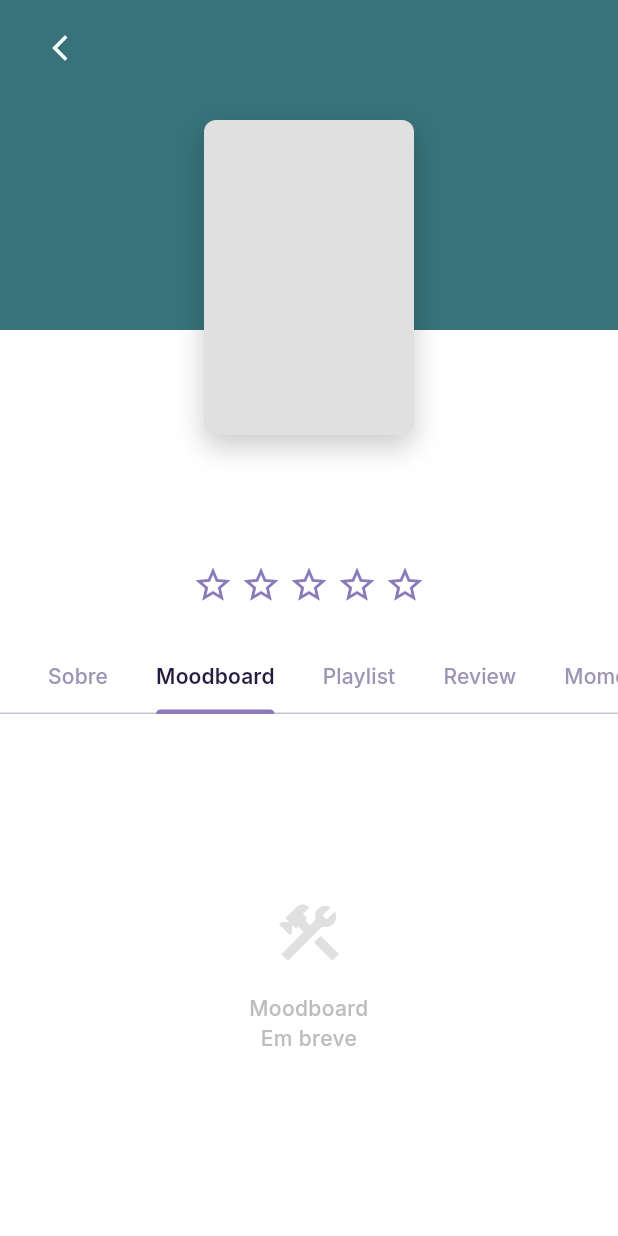
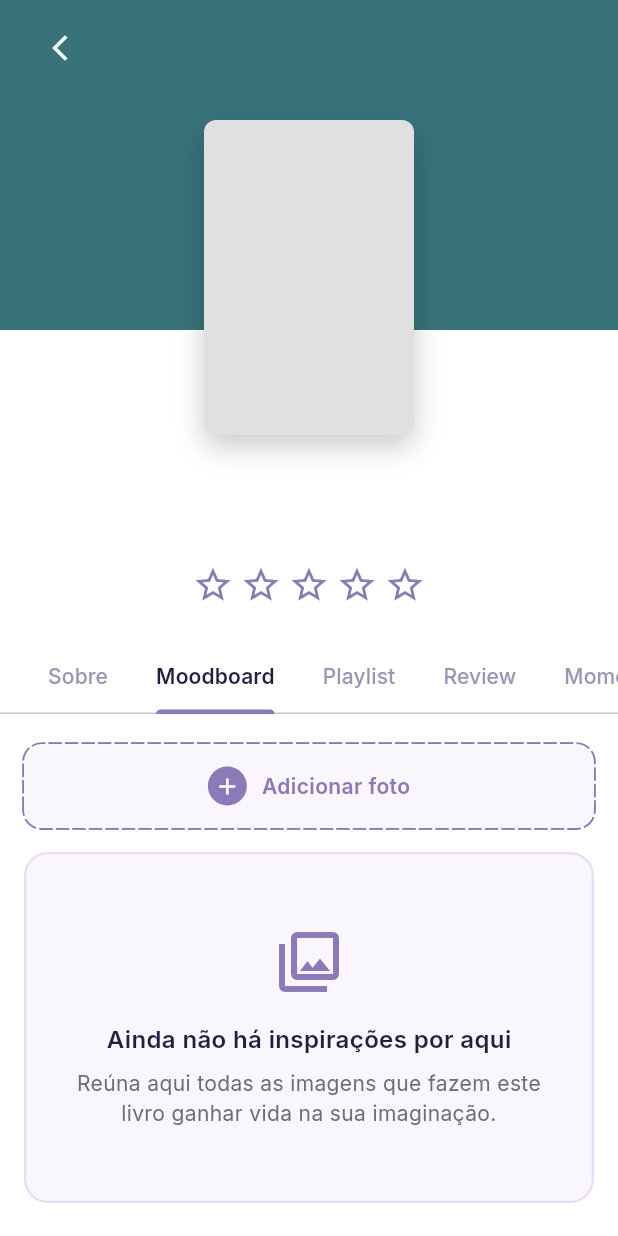
Before and after one commit to Nicoleboliveira/book_feed, a Flutter app: the DiarioLeituraScreen screen opened directly with empty values, tab 2 chosen, on a phone screen of 412 x 824 dp. Run offline on Flutter 3.47's test engine with Material 3 defaults, Android fonts, the phone set to English and light mode, and no system bars; our stand-ins replace google_fonts, image_picker, palette_generator, supabase_flutter; accounts and stored records are empty; network calls fail.

Commit message:
feat: cria e estiliza a página de moodboard

```diff
--- a/lib/features/screens/diario_leitura_screen.dart
+++ b/lib/features/screens/diario_leitura_screen.dart
@@ -1,5 +1,6 @@
 import 'dart:convert';
 
+import 'package:book_feed/features/widgets/biblioteca/diario/aba_moodboard.dart';
 import 'package:book_feed/features/widgets/biblioteca/diario/aba_sobre.dart';
 import 'package:flutter/material.dart';
 import 'package:google_fonts/google_fonts.dart';
@@ -165,8 +166,8 @@ class _DiarioLeituraScreenState extends State<DiarioLeituraScreen> {
                 mediaGoogle: _mediaGoogle,
                 totalAvaliacoesGoogle: _totalAvaliacoesGoogle,
               ),
+              AbaMoodboard(livro: widget.livro),
 
-              _construirAbaEmBreve('Moodboard'),
               _construirAbaEmBreve('Playlist'),
               _construirAbaEmBreve('Review'),
               _construirAbaEmBreve('Momentos'),
--- /dev/null
+++ b/lib/features/widgets/biblioteca/diario/aba_moodboard.dart
@@ -0,0 +1,396 @@
+import 'dart:ui';
+
+import 'package:flutter/material.dart';
+import 'package:google_fonts/google_fonts.dart';
+import 'package:image_picker/image_picker.dart';
+
+import 'dart:io';
+
+class AbaMoodboard extends StatefulWidget {
+  final Map<String, dynamic> livro;
+
+  const AbaMoodboard({super.key, required this.livro});
+
+  @override
+  State<AbaMoodboard> createState() => _AbaMoodboardState();
+}
+
+class _AbaMoodboardState extends State<AbaMoodboard> {
+  // Lista de imagens
+  final List<String> _imagens = [];
+
+  final ImagePicker _picker = ImagePicker();
+
+  // Função para abrir a Galeria do celular
+  Future<void> _adicionarDaGaleria() async {
+    final XFile? imagemEscolhida = await _picker.pickImage(
+      source: ImageSource.gallery,
+    );
+
+    if (imagemEscolhida != null) {
+      setState(() {
+        _imagens.insert(0, imagemEscolhida.path);
+      });
+    }
+  }
+
+  // 👉 MODAL NO MESMO ESTILO DA PESQUISA (Com barra em cima, input de URL e botão de galeria)
+  void _mostrarOpcoesDeEscolha() {
+    final TextEditingController urlController = TextEditingController();
+
+    showModalBottomSheet(
+      context: context,
+      isScrollControlled: true, // Permite ajustar ao teclado se necessário
+      backgroundColor: Colors.white,
+      shape: const RoundedRectangleBorder(
+        borderRadius: BorderRadius.vertical(top: Radius.circular(24)),
+      ),
+      builder: (context) => Padding(
+        padding: EdgeInsets.only(
+          bottom: MediaQuery.of(context).viewInsets.bottom,
+          left: 24,
+          right: 24,
+          top: 12,
+        ),
+        child: Column(
+          mainAxisSize: MainAxisSize.min,
+          children: [
+            // 👉 Barrinha puxador cinza em cima
+            Container(
+              width: 40,
+              height: 4,
+              decoration: BoxDecoration(
+                color: Colors.grey.shade300,
+                borderRadius: BorderRadius.circular(2),
+              ),
+            ),
+            const SizedBox(height: 20),
+
+            // Título
+            Text(
+              'Adicionar imagem ao Moodboard',
+              style: GoogleFonts.inter(
+                fontSize: 16,
+                fontWeight: FontWeight.w600,
+                color: const Color(0xFF261C40),
+              ),
+            ),
+            const SizedBox(height: 20),
+
+            // 👉 Campo de texto para inserir a URL da imagem (estilo barra de pesquisa)
+            Container(
+              decoration: BoxDecoration(
+                color: const Color(0xFFF9F6FE),
+                borderRadius: BorderRadius.circular(30),
+                border: Border.all(color: const Color(0xFFEADBFA), width: 1),
+              ),
+              child: Row(
+                children: [
+                  const Padding(
+                    padding: EdgeInsets.only(left: 16),
+                    child: Icon(Icons.link, color: Color(0xFF8C79B7), size: 20),
+                  ),
+                  Expanded(
+                    child: TextField(
+                      controller: urlController,
+                      style: GoogleFonts.inter(
+                        fontSize: 14,
+                        color: const Color(0xFF261C40),
+                      ),
+                      decoration: InputDecoration(
+                        hintText: 'Cole o link da imagem aqui...',
+                        hintStyle: GoogleFonts.inter(
+                          fontSize: 14,
+                          color: const Color(0xFF9E95B5),
+                        ),
+                        border: InputBorder.none,
+                        contentPadding: const EdgeInsets.symmetric(
+                          horizontal: 12,
+                          vertical: 14,
+                        ),
+                      ),
+                    ),
+                  ),
+                  // Botão de confirmar link dentro da barra
+                  IconButton(
+                    icon: const Icon(
+                      Icons.arrow_forward_rounded,
+                      color: Color(0xFF8C79B7),
+                    ),
+                    onPressed: () {
+                      if (urlController.text.isNotEmpty) {
+                        setState(() {
+                          _imagens.insert(0, urlController.text);
+                        });
+                        Navigator.pop(context);
+                      }
+                    },
+                  ),
+                ],
+              ),
+            ),
+
+            const SizedBox(height: 16),
+
+            // 👉 Opção para abrir a galeria do celular
+            InkWell(
+              onTap: () {
+                Navigator.pop(context);
+                _adicionarDaGaleria();
+              },
+              borderRadius: BorderRadius.circular(12),
+              child: Container(
+                padding: const EdgeInsets.symmetric(
+                  vertical: 14,
+                  horizontal: 16,
+                ),
+                decoration: BoxDecoration(
+                  color: const Color(0xFFF9F6FE),
+                  borderRadius: BorderRadius.circular(12),
+                  border: Border.all(color: const Color(0xFFEADBFA), width: 1),
+                ),
+                child: Row(
+                  mainAxisAlignment: MainAxisAlignment.center,
+                  children: [
+                    const Icon(
+                      Icons.photo_library_outlined,
+                      color: Color(0xFF8C79B7),
+                      size: 22,
+                    ),
+                    const SizedBox(width: 10),
+                    Text(
+                      'Escolher foto da galeria',
+                      style: GoogleFonts.inter(
+                        fontSize: 14,
+                        fontWeight: FontWeight.w600,
+                        color: const Color(0xFF5A458D),
+                      ),
+                    ),
+                  ],
+                ),
+              ),
+            ),
+            const SizedBox(height: 32),
+          ],
+        ),
+      ),
+    );
+  }
+
+  @override
+  Widget build(BuildContext context) {
+    return Scaffold(
+      backgroundColor: Colors.white,
+      body: ListView(
+        padding: const EdgeInsets.only(
+          top: 20,
+          left: 16,
+          right: 16,
+          bottom: 24,
+        ),
+        children: [
+          // 👉 BOTÃO COM BORDA PONTILHADA
+          GestureDetector(
+            onTap: _mostrarOpcoesDeEscolha,
+            child: CustomPaint(
+              painter: _DottedBorderPainter(
+                color: const Color(0xFF8C79B7),
+                strokeWidth: 2.5,
+                radius: 12,
+                dashWidth: 9,
+                dashSpace: 2,
+              ),
+              child: Container(
+                height: 56,
+                decoration: BoxDecoration(
+                  color: const Color(0xFFF9F6FE),
+                  borderRadius: BorderRadius.circular(12),
+                ),
+                child: Row(
+                  mainAxisAlignment: MainAxisAlignment.center,
+                  children: [
+                    Container(
+                      padding: const EdgeInsets.all(4),
+                      decoration: const BoxDecoration(
+                        color: Color(0xFF8C79B7),
+                        shape: BoxShape.circle,
+                      ),
+                      child: const Icon(
+                        Icons.add,
+                        color: Colors.white,
+                        size: 18,
+                      ),
+                    ),
+                    const SizedBox(width: 10),
+                    Text(
+                      'Adicionar foto',
+                      style: GoogleFonts.inter(
+                        fontSize: 14,
+                        fontWeight: FontWeight.w600,
+                        color: const Color(0xFF8C79B7),
+                      ),
+                    ),
+                  ],
+                ),
+              ),
+            ),
+          ),
+
+          const SizedBox(height: 16),
+
+          // 👉 ESTADO VAZIO OU GRADE DE FOTOS
+          _imagens.isEmpty
+              ? Container(
+                  padding: const EdgeInsets.symmetric(
+                    vertical: 48,
+                    horizontal: 24,
+                  ),
+                  decoration: BoxDecoration(
+                    color: const Color(0xFFF9F6FE),
+                    borderRadius: BorderRadius.circular(16),
+                    border: Border.all(
+                      color: const Color(0xFFEADBFA),
+                      width: 1.5,
+                    ),
+                  ),
+                  child: Column(
+                    mainAxisAlignment: MainAxisAlignment.center,
+                    children: [
+                      const Icon(
+                        Icons.collections_outlined,
+                        size: 48,
+                        color: Color(0xFF8C79B7),
+                      ),
+                      const SizedBox(height: 16),
+                      Text(
+                        'Ainda não há inspirações por aqui',
+                        style: GoogleFonts.inter(
+                          fontSize: 16,
+                          fontWeight: FontWeight.w600,
+                          color: const Color(0xFF261C40),
+                        ),
+                      ),
+                      const SizedBox(height: 8),
+                      Text(
+                        'Reúna aqui todas as imagens que fazem este livro ganhar vida na sua imaginação.',
+                        textAlign: TextAlign.center,
+                        style: GoogleFonts.inter(
+                          fontSize: 14,
+                          fontWeight: FontWeight.w400,
+                          color: const Color(0xFF6E6B78),
+                          height: 1.4,
+                        ),
+                      ),
+                    ],
+                  ),
+                )
+              : GridView.builder(
+                  shrinkWrap: true,
+                  physics: const NeverScrollableScrollPhysics(),
+                  itemCount: _imagens.length,
+                  padding: EdgeInsets.zero,
+                  gridDelegate: const SliverGridDelegateWithFixedCrossAxisCount(
+                    crossAxisCount: 2,
+                    crossAxisSpacing: 16,
+                    mainAxisSpacing: 16,
+                    childAspectRatio: 0.75,
+                  ),
+                  itemBuilder: (context, index) {
+                    final caminhoImagem = _imagens[index];
+                    final bool eArquivoLocal = !caminhoImagem.startsWith(
+                      'http',
+                    );
+
+                    return ClipRRect(
+                      borderRadius: BorderRadius.circular(16),
+                      child: Container(
+                        decoration: BoxDecoration(color: Colors.grey.shade200),
+                        child: eArquivoLocal
+                            ? Image.file(File(caminhoImagem), fit: BoxFit.cover)
+                            : Image.network(
+                                caminhoImagem,
+                                fit: BoxFit.cover,
+                                loadingBuilder:
+                                    (context, child, loadingProgress) {
+                                      if (loadingProgress == null) return child;
+                                      return Center(
+                                        child: CircularProgressIndicator(
+                                          value:
+                                              loadingProgress
+                                                      .expectedTotalBytes !=
+                                                  null
+                                              ? loadingProgress
+                                                        .cumulativeBytesLoaded /
+                                                    loadingProgress
+                                                        .expectedTotalBytes!
+                                              : null,
+                                          color: const Color(0xFF8C79B7),
+                                        ),
+                                      );
+                                    },
+                                errorBuilder: (context, error, stackTrace) =>
+                                    const Center(
+                                      child: Icon(
+                                        Icons.broken_image,
+                                        color: Colors.grey,
+                                      ),
+                                    ),
+                              ),
+                      ),
+                    );
+                  },
+                ),
+        ],
+      ),
+    );
+  }
+}
+
+// =========================================================
+// PAINTER AUXILIAR PARA CRIAR A BORDA PONTILHADA PERFEITA
+// =========================================================
+class _DottedBorderPainter extends CustomPainter {
+  final Color color;
+  final double strokeWidth;
+  final double radius;
+  final double dashWidth;
+  final double dashSpace;
+
+  _DottedBorderPainter({
+    required this.color,
+    required this.strokeWidth,
+    required this.radius,
+    required this.dashWidth,
+    required this.dashSpace,
+  });
+
+  @override
+  void paint(Canvas canvas, Size size) {
+    final Paint paint = Paint()
+      ..color = color
+      ..strokeWidth = strokeWidth
+      ..style = PaintingStyle.stroke;
+
+    final RRect rRect = RRect.fromRectAndRadius(
+      Rect.fromLTWH(0, 0, size.width, size.height),
+      Radius.circular(radius),
+    );
+
+    final Path path = Path()..addRRect(rRect);
+
+    for (final PathMetric pathMetric in path.computeMetrics()) {
+      double distance = 0.0;
+      while (distance < pathMetric.length) {
+        final double len = dashWidth;
+        canvas.drawPath(
+          pathMetric.extractPath(distance, distance + len),
+          paint,
+        );
+        distance += dashWidth + dashSpace;
+      }
+    }
+  }
+
+  @override
+  bool shouldRepaint(CustomPainter oldDelegate) => false;
+}
--- a/pubspec.yaml
+++ b/pubspec.yaml
@@ -38,6 +38,7 @@ dependencies:
   http: ^1.6.0
   supabase_flutter: ^2.17.2
   palette_generator: ^0.3.3+7
+  image_picker: ^1.1.2
 
 dev_dependencies:
   flutter_test:
```
Also changed, not shown: pubspec.lock, 5 other files.
